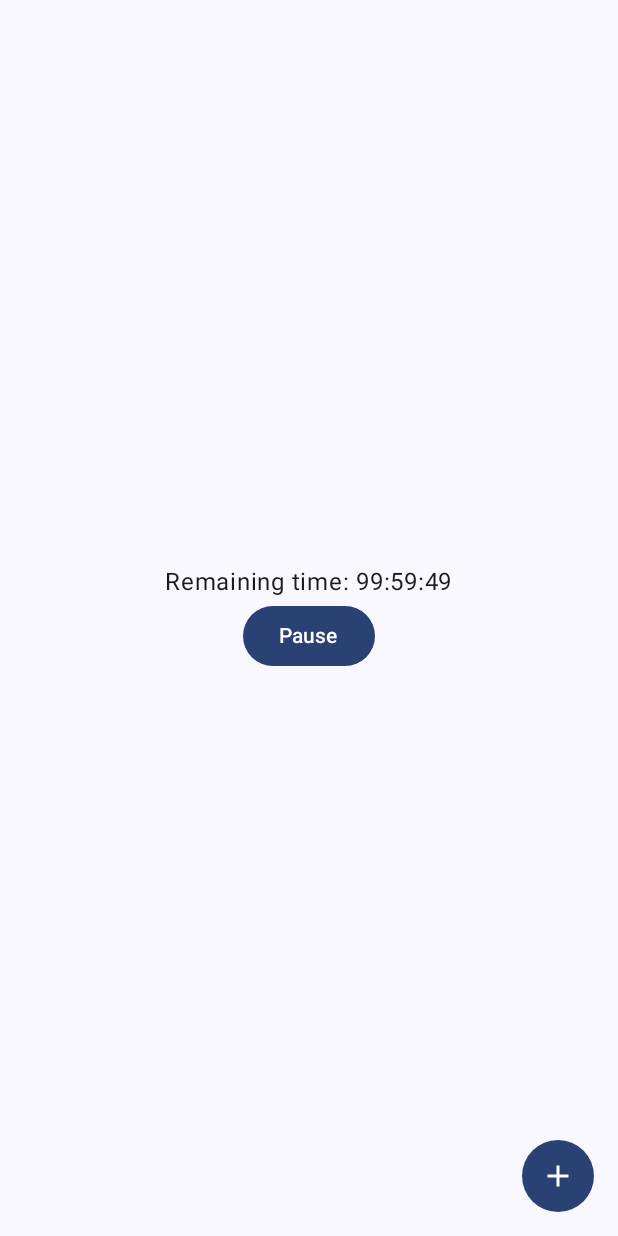
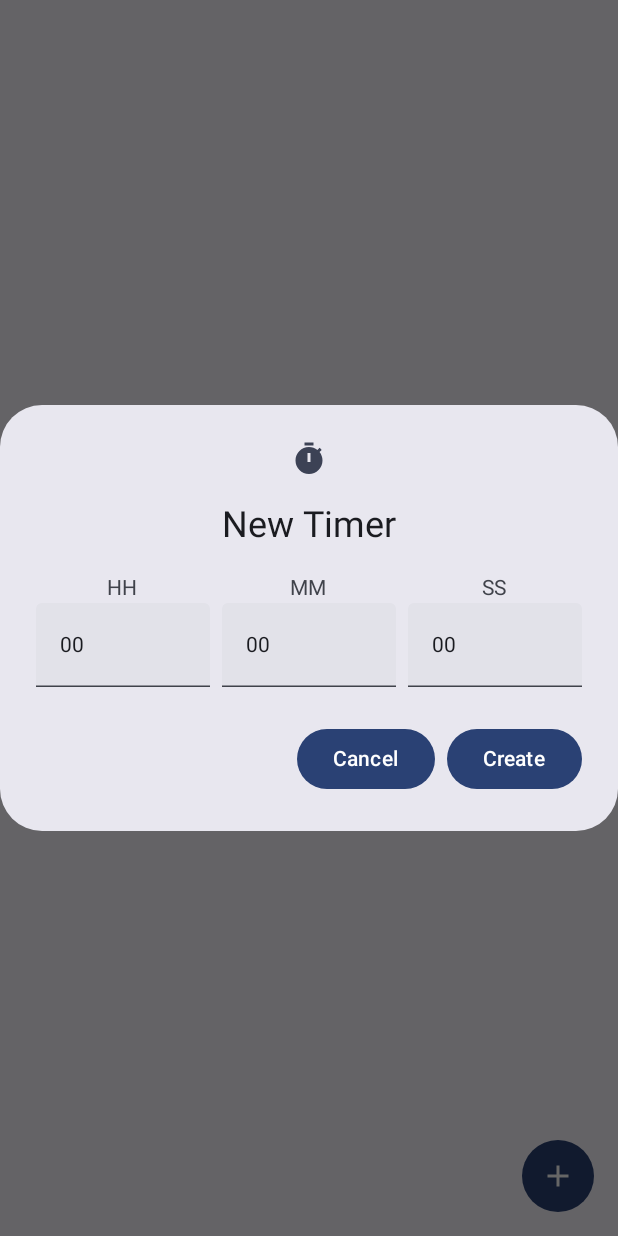
Before and after one commit to thebrianwong/protivity, an Android app built with Jetpack Compose: the screen it shows after launch (MainActivity), after a tap on "Add New Timer.", on a phone screen of 412 x 824 dp. Run offline under Robolectric (Android 15) with nearby library versions, the phone set to English and light mode, and no system bars; 2 other taps on this screen came first.

Commit message:
Create rudimentary modal to create a timer in the future

```diff
--- /dev/null
+++ b/app/src/main/java/com/thebrianwong/protivity/composables/TimeModal.kt
@@ -0,0 +1,80 @@
+package com.thebrianwong.protivity.composables
+
+import androidx.compose.foundation.layout.Arrangement
+import androidx.compose.foundation.layout.Column
+import androidx.compose.foundation.layout.Row
+import androidx.compose.material3.AlertDialog
+import androidx.compose.material3.Button
+import androidx.compose.material3.Icon
+import androidx.compose.material3.Text
+import androidx.compose.material3.TextField
+import androidx.compose.runtime.Composable
+import androidx.compose.ui.Alignment
+import androidx.compose.ui.Modifier
+import androidx.compose.ui.res.painterResource
+import androidx.compose.ui.tooling.preview.Preview
+import androidx.compose.ui.unit.dp
+import androidx.compose.ui.window.DialogProperties
+import com.thebrianwong.protivity.R
+
+@Composable
+fun TimeModal(handleConfirm: (Long) -> Unit, handleDismiss: () -> Unit) {
+
+    AlertDialog(
+        onDismissRequest = { handleDismiss() },
+        properties = DialogProperties(dismissOnBackPress = true, dismissOnClickOutside = true),
+        confirmButton = {
+            Button(onClick = { handleConfirm(0) }) {
+                Text(text = "Create")
+            }
+        },
+        dismissButton = {
+            Button(onClick = { handleDismiss() }) {
+                Text(text = "Cancel")
+            }
+        },
+        icon = {
+            Icon(
+                painter = painterResource(id = R.drawable.baseline_timer_24),
+                contentDescription = "New Timer"
+            )
+        },
+        title = { Text(text = "New Timer") },
+        text = {
+            Column(
+                verticalArrangement = Arrangement.Center,
+                horizontalAlignment = Alignment.CenterHorizontally
+            ) {
+                Row(horizontalArrangement = Arrangement.spacedBy(8.dp)) {
+                    Column(
+                        modifier = Modifier.weight(1f),
+                        horizontalAlignment = Alignment.CenterHorizontally
+                    ) {
+                        Text(text = "HH")
+                        TextField(value = "00", onValueChange = {})
+                    }
+                    Column(
+                        modifier = Modifier.weight(1f),
+                        horizontalAlignment = Alignment.CenterHorizontally
+                    ) {
+                        Text(text = "MM")
+                        TextField(value = "00", onValueChange = {})
+                    }
+                    Column(
+                        modifier = Modifier.weight(1f),
+                        horizontalAlignment = Alignment.CenterHorizontally
+                    ) {
+                        Text(text = "SS")
+                        TextField(value = "00", onValueChange = {})
+                    }
+                }
+            }
+        }
+    )
+}
+
+@Preview(showBackground = true)
+@Composable
+fun PreviewTimeModal() {
+    TimeModal(handleConfirm = {}, handleDismiss = {})
+}
--- a/app/src/main/java/com/thebrianwong/protivity/views/Home.kt
+++ b/app/src/main/java/com/thebrianwong/protivity/views/Home.kt
@@ -11,18 +11,25 @@ import androidx.compose.runtime.Composable
 import androidx.compose.runtime.getValue
 import androidx.compose.runtime.mutableStateOf
 import androidx.compose.runtime.remember
+import androidx.compose.runtime.setValue
 import androidx.compose.ui.Alignment
 import androidx.compose.ui.Modifier
 import androidx.compose.ui.unit.dp
 import com.thebrianwong.protivity.composables.FloatingActionButton
+import com.thebrianwong.protivity.composables.TimeModal
 import com.thebrianwong.protivity.composables.Timer
 
 @Composable
 fun Home() {
     val duration by remember { mutableStateOf<Long?>(null) }
+    var displayModal by remember { mutableStateOf(false) }
     Scaffold(
         floatingActionButtonPosition = FabPosition.End,
-        floatingActionButton = { FloatingActionButton({})}
+        floatingActionButton = {
+            FloatingActionButton({
+                displayModal = true
+            })
+        }
     ) {
         Column(
             modifier = Modifier
@@ -32,6 +39,9 @@ fun Home() {
             horizontalAlignment = Alignment.CenterHorizontally
         ) {
             Timer(startingDuration = 360000 * 1000)
+            if (displayModal) {
+                TimeModal(handleConfirm = {}, handleDismiss = { displayModal = false })
+            }
         }
     }
 }
--- /dev/null
+++ b/app/src/main/res/drawable/baseline_timer_24.xml
@@ -0,0 +1,6 @@
+<vector android:height="24dp" android:tint="#000000"
+    android:viewportHeight="24" android:viewportWidth="24"
+    android:width="24dp" xmlns:android="http://schemas.android.com/apk/res/android">
+    <path android:fillColor="@android:color/white" android:pathData="M9,1h6v2h-6z"/>
+    <path android:fillColor="@android:color/white" android:pathData="M19.03,7.39l1.42,-1.42c-0.43,-0.51 -0.9,-0.99 -1.41,-1.41l-1.42,1.42C16.07,4.74 14.12,4 12,4c-4.97,0 -9,4.03 -9,9c0,4.97 4.02,9 9,9s9,-4.03 9,-9C21,10.88 20.26,8.93 19.03,7.39zM13,14h-2V8h2V14z"/>
+</vector>
```
